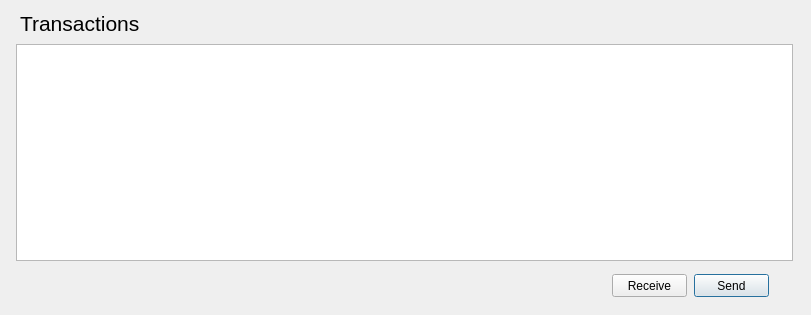
First picture: the form in lib/view/walletdialog.ui, repository RdeWilde/JoyStream, before the edit.
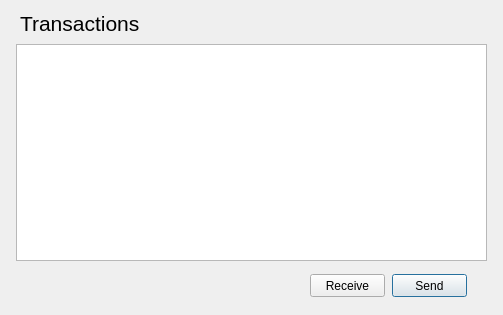
Second picture: the form after the edit.

Patch:
```diff
--- a/lib/view/walletdialog.ui
+++ b/lib/view/walletdialog.ui
@@ -6,7 +6,7 @@
    <rect>
     <x>0</x>
     <y>0</y>
-    <width>811</width>
+    <width>503</width>
     <height>315</height>
    </rect>
   </property>
@@ -18,7 +18,7 @@
     <rect>
      <x>16</x>
      <y>44</y>
-     <width>777</width>
+     <width>471</width>
      <height>217</height>
     </rect>
    </property>
@@ -26,7 +26,7 @@
   <widget class="QPushButton" name="sendPushButton">
    <property name="geometry">
     <rect>
-     <x>694</x>
+     <x>392</x>
      <y>274</y>
      <width>75</width>
      <height>23</height>
@@ -39,7 +39,7 @@
   <widget class="QPushButton" name="receivePushButton">
    <property name="geometry">
     <rect>
-     <x>612</x>
+     <x>310</x>
      <y>274</y>
      <width>75</width>
      <height>23</height>
```
